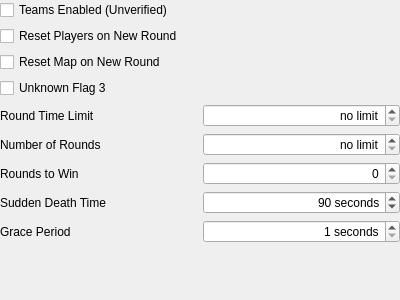
Above: native/src/ReachVariantTool/ui/main_window/page_multiplayer_settings_general.ui from DavidJCobb/ReachVariantEditor before the change. Below: the same form after it.
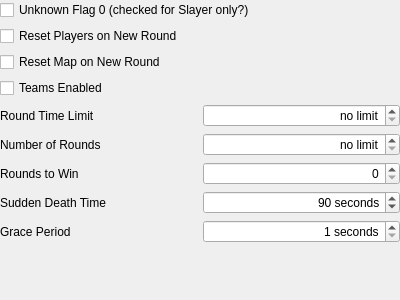
That is the form after the change.

Diff of the .ui file:
```diff
--- a/native/src/ReachVariantTool/ui/main_window/page_multiplayer_settings_general.ui
+++ b/native/src/ReachVariantTool/ui/main_window/page_multiplayer_settings_general.ui
@@ -49,9 +49,9 @@
     </widget>
    </item>
    <item row="0" column="0" colspan="2">
-    <widget class="QCheckBox" name="fieldTeamsEnabled">
+    <widget class="QCheckBox" name="fieldFlag0">
      <property name="text">
-      <string>Teams Enabled (Unverified)</string>
+      <string>Unknown Flag 0 (checked for Slayer only?)</string>
      </property>
     </widget>
    </item>
@@ -152,9 +152,9 @@
     </widget>
    </item>
    <item row="3" column="0" colspan="2">
-    <widget class="QCheckBox" name="fieldFlag3">
+    <widget class="QCheckBox" name="fieldTeamsEnabled">
      <property name="text">
-      <string>Unknown Flag 3</string>
+      <string>Teams Enabled</string>
      </property>
     </widget>
    </item>
```
